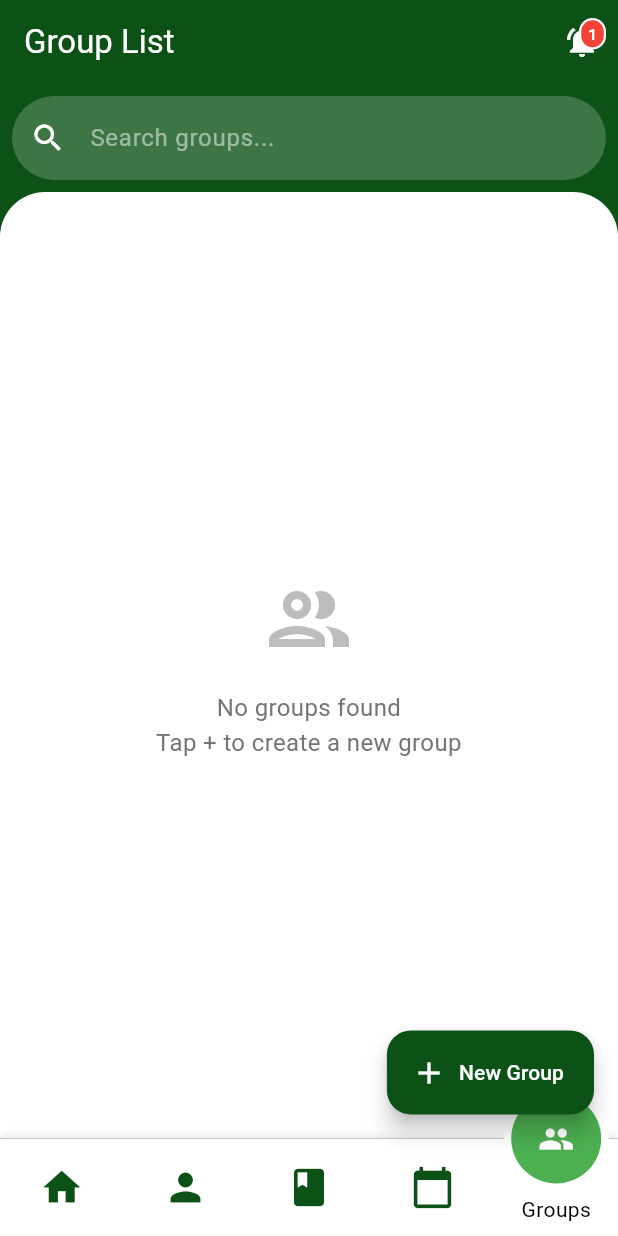
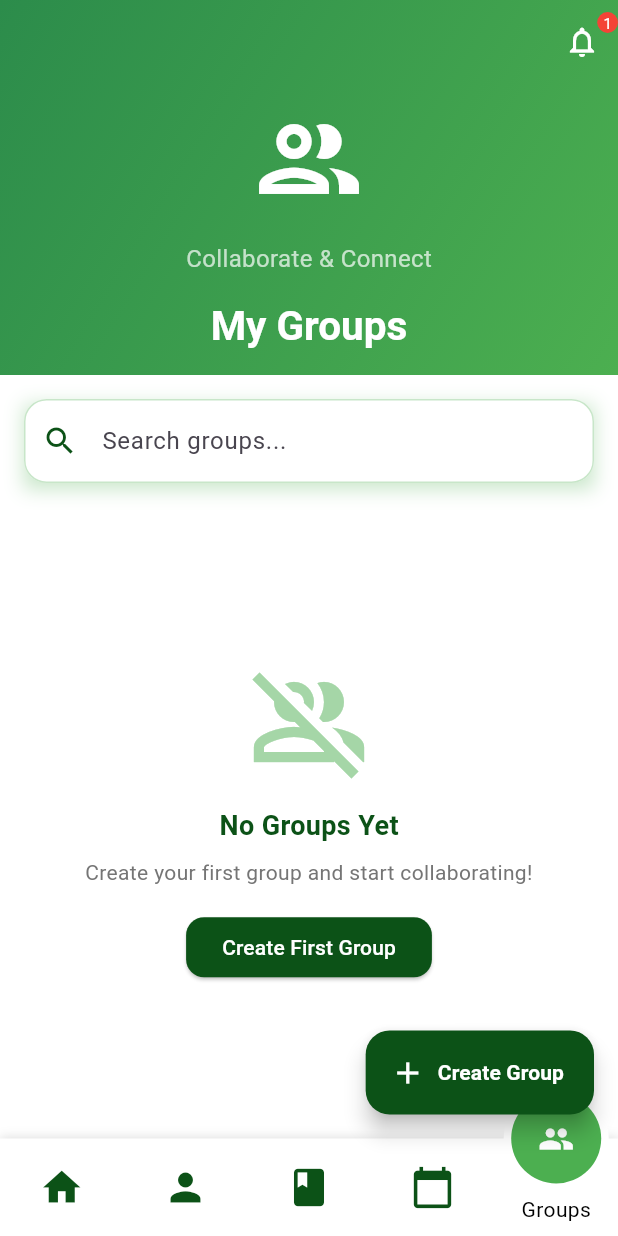
Before and after one commit to BigKongphop/WorkPlanPro, a Flutter app: the GroupPage screen opened directly with empty values, on a phone screen of 412 x 824 dp. Run offline on Flutter 3.47's test engine with Material 3 defaults, Android fonts, the phone set to English and light mode, and no system bars; drawn by our look-alikes of motion_tab_bar_v2; our stand-ins replace animated_text_kit, cached_network_image, cloud_firestore, connectivity_plus, email_validator, file_picker and 13 more; accounts and stored records are empty.

Commit message:
uxui group

```diff
--- a/workplanpro/lib/screens/group_page.dart
+++ b/workplanpro/lib/screens/group_page.dart
@@ -1,3 +1,4 @@
+//group
 import 'package:flutter/material.dart';
 import 'package:cloud_firestore/cloud_firestore.dart';
 import 'package:motion_tab_bar_v2/motion-tab-bar.dart';
@@ -281,166 +282,205 @@ class _GroupPageState extends State<GroupPage> {
   @override
   Widget build(BuildContext context) {
     return Scaffold(
-      backgroundColor: const Color(0xFF0C5217),
-      appBar: AppBar(
-        backgroundColor: const Color(0xFF0C5217),
-        title: const Text('Group List', style: TextStyle(color: Colors.white)),
-        elevation: 0,
+      backgroundColor: Colors.white, // เปลี่ยนพื้นหลังเป็นขาว
+      body: NestedScrollView(
+        headerSliverBuilder: (context, innerBoxIsScrolled) => [
+          SliverAppBar(
+            expandedHeight: 250.0,
+            floating: false,
+            pinned: true,
+            flexibleSpace: FlexibleSpaceBar(
+              centerTitle: true,
+              title: Text(
+                'My Groups',
+                style: TextStyle(
+                  color: Colors.white,
+                  fontSize: 18,
+                  fontWeight: FontWeight.bold,
+                ),
+              ),
+              background: _buildGroupPageHeader(),
+            ),
             actions: [
               NotificationWidget(userEmail: widget.userEmail),
             ],
           ),
+        ],
         body: Column(
           children: [
-          Padding(
-            padding: const EdgeInsets.all(8.0),
-            child: TextField(
-              controller: _searchController,
-              onChanged: (value) {
-                setState(() => _searchQuery = value);
+            _buildSearchBar(),
+            Expanded(
+              child: _buildGroupList(),
+            ),
+          ],
+        ),
+      ),
+      floatingActionButton: _buildCreateGroupButton(),
+      bottomNavigationBar: _buildBottomNavigationBar(),
+    );
+  }
+
+  Widget NotificationWidget({required String userEmail}) {
+    return FutureBuilder<int>(
+      future: _fetchPendingInvitations(userEmail),
+      builder: (context, snapshot) {
+        if (snapshot.connectionState == ConnectionState.waiting) {
+          return IconButton(
+            icon: Icon(Icons.notifications_none, color: Colors.white),
+            onPressed: null,
+          );
+        }
+
+        int pendingInvitations = snapshot.data ?? 0;
+        return Stack(
+          children: [
+            IconButton(
+              icon: Icon(Icons.notifications_none, color: Colors.white),
+              onPressed: () {
+                // Navigation logic for notifications
               },
-              style: const TextStyle(color: Colors.white),
-              decoration: InputDecoration(
-                filled: true,
-                fillColor: Colors.white.withOpacity(0.2),
-                hintText: 'Search groups...',
-                hintStyle: TextStyle(color: Colors.white.withOpacity(0.5)),
-                prefixIcon: const Icon(Icons.search, color: Colors.white),
-                border: OutlineInputBorder(
-                  borderRadius: BorderRadius.circular(30),
-                  borderSide: BorderSide.none,
+            ),
+            if (pendingInvitations > 0)
+              Positioned(
+                right: 0,
+                top: 0,
+                child: Container(
+                  padding: EdgeInsets.all(4),
+                  decoration: BoxDecoration(
+                    color: Colors.red,
+                    shape: BoxShape.circle,
+                  ),
+                  child: Text(
+                    '$pendingInvitations',
+                    style: TextStyle(
+                      color: Colors.white,
+                      fontSize: 10,
                     ),
                   ),
                 ),
               ),
-          Expanded(
-            child: Container(
-              decoration: const BoxDecoration(
-                color: Colors.white,
-                borderRadius: BorderRadius.only(
-                  topLeft: Radius.circular(30),
-                  topRight: Radius.circular(30),
+          ],
+        );
+      },
+    );
+  }
+
+  Future<int> _fetchPendingInvitations(String userEmail) async {
+    try {
+      final snapshot = await FirebaseFirestore.instance
+          .collectionGroup('members')
+          .where('email', isEqualTo: userEmail)
+          .where('status', isEqualTo: 'pending')
+          .get();
+
+      return snapshot.docs.length;
+    } catch (e) {
+      print('Error fetching pending invitations: $e');
+      return 0;
+    }
+  }
+
+  Widget _buildGroupPageHeader() {
+    return Container(
+      decoration: BoxDecoration(
+        gradient: LinearGradient(
+          colors: [Color(0xFF2C8C4B), Color(0xFF4CAF50)],
+          begin: Alignment.topLeft,
+          end: Alignment.bottomRight,
         ),
       ),
-              child: StreamBuilder<QuerySnapshot>(
-                stream: _groupsStream,
-                builder: (context, snapshot) {
-                  print('Stream data: ${snapshot.data?.docs.length} groups');
-
-                  if (snapshot.hasError) {
-                    print('Error loading groups: ${snapshot.error}');
-                    return Center(child: Text('Error loading groups'));
-                  }
-
-                  if (snapshot.connectionState == ConnectionState.waiting) {
-                    return Center(child: CircularProgressIndicator());
-                  }
-
-                  final groups = snapshot.data?.docs ?? [];
-
-                  if (groups.isEmpty) {
-                    return Center(
       child: Column(
         mainAxisAlignment: MainAxisAlignment.center,
         children: [
-                          Icon(Icons.group_outlined,
-                              size: 64, color: Colors.grey[400]),
-                          const SizedBox(height: 16),
+          Icon(
+            Icons.group_outlined,
+            size: 80,
+            color: Colors.white,
+          ),
+          SizedBox(height: 15),
           Text(
-                            'No groups found\nTap + to create a new group',
-                            textAlign: TextAlign.center,
+            'Collaborate & Connect',
             style: TextStyle(
-                                color: Colors.grey[600], fontSize: 16),
+              color: Colors.white70,
+              fontSize: 16,
+            ),
           ),
         ],
       ),
     );
   }
 
+  Widget _buildSearchBar() {
+    return Padding(
+      padding: const EdgeInsets.all(16.0),
+      child: Container(
+        decoration: BoxDecoration(
+          boxShadow: [
+            BoxShadow(
+              color: Colors.green.shade100,
+              blurRadius: 10,
+              offset: Offset(0, 4),
+            ),
+          ],
+        ),
+        child: TextField(
+          controller: _searchController,
+          onChanged: (value) {
+            setState(() => _searchQuery = value);
+          },
+          style: const TextStyle(color: Colors.black87),
+          decoration: InputDecoration(
+            filled: true,
+            fillColor: Colors.white,
+            hintText: 'Search groups...',
+            prefixIcon: Icon(Icons.search, color: Color(0xFF0C5217)),
+            border: OutlineInputBorder(
+              borderRadius: BorderRadius.circular(15),
+              borderSide: BorderSide.none,
+            ),
+            enabledBorder: OutlineInputBorder(
+              borderRadius: BorderRadius.circular(15),
+              borderSide: BorderSide(color: Colors.green.shade100),
+            ),
+          ),
+        ),
+      ),
+    );
+  }
+
+  Widget _buildGroupList() {
+    return StreamBuilder<QuerySnapshot>(
+      stream: _groupsStream,
+      builder: (context, snapshot) {
+        if (snapshot.hasError) {
+          return _buildErrorState();
+        }
+
+        if (snapshot.connectionState == ConnectionState.waiting) {
+          return _buildLoadingState();
+        }
+
+        final groups = snapshot.data?.docs ?? [];
+
+        if (groups.isEmpty) {
+          return _buildEmptyState();
+        }
+
         return ReorderableListView.builder(
           itemCount: groups.length,
-                    onReorder: (oldIndex, newIndex) async {
-                      if (oldIndex < newIndex) {
-                        newIndex -= 1;
-                      }
-
-                      try {
-                        final batch = FirebaseFirestore.instance.batch();
-                        final items = List<QueryDocumentSnapshot>.from(groups);
-                        final item = items.removeAt(oldIndex);
-                        items.insert(newIndex, item);
-
-                        for (var i = 0; i < items.length; i++) {
-                          batch.update(items[i].reference, {'order': i});
-                        }
-
-                        await batch.commit();
-                      } catch (e) {
-                        print('Error reordering: $e');
-                        ScaffoldMessenger.of(context).showSnackBar(SnackBar(
-                            content: Text('Error updating group order')));
-                      }
+          onReorder: _reorderGroups,
+          itemBuilder: (context, index) {
+            return _buildGroupCard(groups[index]);
           },
-                    itemBuilder: (context, index) {
-                      return Dismissible(
-                        key: Key(groups[index].id),
-                        direction: DismissDirection.endToStart,
-                        background: Container(
-                          height: 85,
-                          margin: const EdgeInsets.symmetric(
-                              horizontal: 16, vertical: 8),
-                          decoration: BoxDecoration(
-                            color: Colors.red,
-                            borderRadius: BorderRadius.circular(12),
-                          ),
-                          alignment: Alignment.centerRight,
-                          padding: const EdgeInsets.only(right: 16),
-                          child: const Icon(Icons.delete,
-                              color: Colors.white, size: 20),
-                        ),
-                        confirmDismiss: (direction) =>
-                            _showDeleteConfirmDialog(),
-                        onDismissed: (direction) async {
-                          try {
-                            final data =
-                                groups[index].data() as Map<String, dynamic>;
-                            if (data['creatorEmail'] == widget.userEmail) {
-                              await FirebaseFirestore.instance
-                                  .collection('groups')
-                                  .doc(groups[index].id)
-                                  .delete();
-
-                              ScaffoldMessenger.of(context).showSnackBar(
-                                const SnackBar(
-                                    content:
-                                        Text('Group successfully deleted')),
-                              );
-                            } else {
-                              ScaffoldMessenger.of(context).showSnackBar(
-                                const SnackBar(
-                                    content: Text(
-                                        'You do not have permission to delete this group.')),
-                              );
-                            }
-                          } catch (e) {
-                            ScaffoldMessenger.of(context).showSnackBar(
-                              const SnackBar(
-                                  content: Text(
-                                      'An error occurred deleting the group.')),
-                            );
-                          }
-                        },
-                        child: _buildGroupCard(groups[index]),
         );
       },
     );
-                },
-              ),
-            ),
-          ),
-        ],
-      ),
-      floatingActionButton: FloatingActionButton.extended(
+  }
+// Add these methods to the _GroupPageState class
+
+// Create Group Button
+  Widget _buildCreateGroupButton() {
+    return FloatingActionButton.extended(
       onPressed: () async {
         final result = await Navigator.push(
           context,
@@ -456,19 +496,207 @@ class _GroupPageState extends State<GroupPage> {
           setState(() {});
         }
       },
-        backgroundColor: const Color(0xFF0C5217),
-        icon: const Icon(Icons.add, color: Colors.white),
-        label: const Text(
-          "New Group",
+      backgroundColor: Color(0xFF0C5217),
+      icon: Icon(Icons.add, color: Colors.white),
+      label: Text(
+        "Create Group",
+        style: TextStyle(
+          color: Colors.white,
+          fontWeight: FontWeight.bold,
+        ),
+      ),
+    );
+  }
+
+// Error State
+  Widget _buildErrorState() {
+    return Center(
+      child: Column(
+        mainAxisAlignment: MainAxisAlignment.center,
+        children: [
+          Icon(
+            Icons.error_outline,
+            size: 80,
+            color: Colors.red.shade300,
+          ),
+          SizedBox(height: 16),
+          Text(
+            'Failed to load groups',
+            style: TextStyle(
+              color: Colors.grey.shade600,
+              fontSize: 16,
+            ),
+          ),
+          Text(
+            'Please check your connection',
+            style: TextStyle(
+              color: Colors.grey.shade500,
+              fontSize: 14,
+            ),
+          ),
+        ],
+      ),
+    );
+  }
+
+// Loading State
+  Widget _buildLoadingState() {
+    return Center(
+      child: Column(
+        mainAxisAlignment: MainAxisAlignment.center,
+        children: [
+          CircularProgressIndicator(
+            valueColor: AlwaysStoppedAnimation<Color>(Color(0xFF0C5217)),
+          ),
+          SizedBox(height: 16),
+          Text(
+            'Loading Groups...',
+            style: TextStyle(
+              color: Colors.grey.shade600,
+            ),
+          ),
+        ],
+      ),
+    );
+  }
+
+// Empty State
+  Widget _buildEmptyState() {
+    return Center(
+      child: Column(
+        mainAxisAlignment: MainAxisAlignment.center,
+        children: [
+          Icon(
+            Icons.group_off_outlined,
+            size: 80,
+            color: Colors.green.shade200,
+          ),
+          SizedBox(height: 16),
+          Text(
+            'No Groups Yet',
+            style: TextStyle(
+              color: Color(0xFF0C5217),
+              fontSize: 18,
+              fontWeight: FontWeight.bold,
+            ),
+          ),
+          SizedBox(height: 8),
+          Text(
+            'Create your first group and start collaborating!',
+            textAlign: TextAlign.center,
+            style: TextStyle(
+              color: Colors.grey.shade600,
+            ),
+          ),
+          SizedBox(height: 16),
+          ElevatedButton(
+            onPressed: () async {
+              final result = await Navigator.push(
+                context,
+                MaterialPageRoute(
+                  builder: (context) => CreateGroupScreen(
+                    currentUsername: widget.username,
+                    currentEmail: widget.userEmail,
+                  ),
+                ),
+              );
+
+              if (result == true) {
+                setState(() {});
+              }
+            },
+            style: ElevatedButton.styleFrom(
+              backgroundColor: Color(0xFF0C5217),
+              shape: RoundedRectangleBorder(
+                borderRadius: BorderRadius.circular(12),
+              ),
+            ),
+            child: Text(
+              'Create First Group',
               style: TextStyle(color: Colors.white),
             ),
           ),
-      bottomNavigationBar: _buildBottomNavigationBar(),
+        ],
+      ),
+    );
+  }
+
+// Reorder Groups Method
+  void _reorderGroups(int oldIndex, int newIndex) async {
+    if (oldIndex < newIndex) {
+      newIndex -= 1;
+    }
+
+    try {
+      final QuerySnapshot? querySnapshot = await _groupsStream.first;
+      final groups = querySnapshot?.docs ?? [];
+
+      final batch = FirebaseFirestore.instance.batch();
+      final item = groups.removeAt(oldIndex);
+      groups.insert(newIndex, item);
+
+      for (var i = 0; i < groups.length; i++) {
+        batch.update(groups[i].reference, {'order': i});
+      }
+
+      await batch.commit();
+    } catch (e) {
+      print('Error reordering groups: $e');
+      ScaffoldMessenger.of(context).showSnackBar(
+        SnackBar(content: Text('Error updating group order')),
+      );
+    }
+  }
+
+// Group Avatar Builder
+  Widget _buildGroupAvatar(Map<String, dynamic> data) {
+    return Container(
+      width: 50,
+      height: 50,
+      decoration: BoxDecoration(
+        color: Colors.green.shade100,
+        borderRadius: BorderRadius.circular(25),
+      ),
+      child: ClipRRect(
+        borderRadius: BorderRadius.circular(25),
+        child:
+            data['imageUrl'] != null && data['imageUrl'].toString().isNotEmpty
+                ? Image.network(
+                    data['imageUrl'],
+                    fit: BoxFit.cover,
+                    errorBuilder: (context, error, stackTrace) {
+                      return Icon(
+                        Icons.group,
+                        color: Colors.green.shade700,
+                      );
+                    },
+                  )
+                : Icon(
+                    Icons.group,
+                    color: Colors.green.shade700,
+                  ),
+      ),
+    );
+  }
+
+// Navigation to Group Detail
+  void _navigateToGroupDetail(QueryDocumentSnapshot group) {
+    Navigator.push(
+      context,
+      MaterialPageRoute(
+        builder: (context) => GroupDetailScreen(
+          groupId: group.id,
+          username: widget.username,
+          userEmail: widget.userEmail,
+        ),
+      ),
     );
   }
 
   Widget _buildBottomNavigationBar() {
-    return MotionTabBar(
+    return SafeArea(
+      // เพิ่ม SafeArea เพื่อป้องกัน overflow
+      child: MotionTabBar(
         labels: const ["Home", "Account", "Notes", "Calendar", "Groups"],
         icons: const [
           Icons.home,
@@ -533,6 +761,7 @@ class _GroupPageState extends State<GroupPage> {
               break;
           }
         },
+      ),
     );
   }
 
```
Lines whose indentation alone changed are shown as unchanged.
